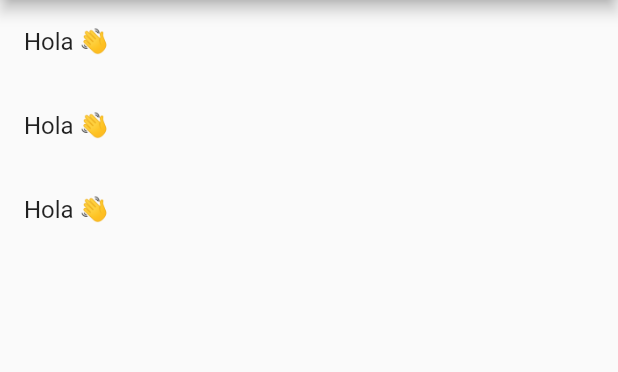
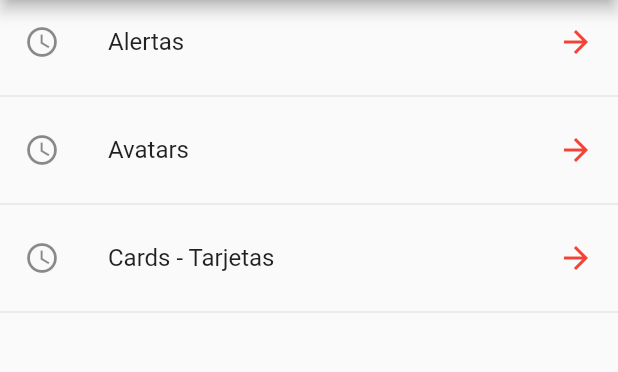
Before and after one commit to JHORJE18/Flutter_Componentes, a Flutter app: the screen it shows after launch, on a phone screen of 412 x 824 dp, the part 84-456 px from its top. Run offline on Flutter 3.47's test engine with Material 2 defaults, Android fonts, the phone set to English and light mode, and no system bars.

```diff
--- a/lib/src/pages/home_page.dart
+++ b/lib/src/pages/home_page.dart
@@ -13,24 +13,30 @@ class HomePage extends StatelessWidget {
   }
 
   Widget _lista() {
-    print(menuProvider.opciones);
-
-    return ListView(
-      children: _listaItems(),
+    return FutureBuilder(
+      future: menuProvider.cargarData(),
+      builder: (BuildContext context, AsyncSnapshot<List<dynamic>> snapshot) {
+        return ListView(
+          children: _listaItems(snapshot.data),
+        );
+      },
     );
   }
 
-  List<Widget> _listaItems() {
-    return [
-      ListTile(
-        title: Text('Hola 👋'),
-      ),
-      ListTile(
-        title: Text('Hola 👋'),
-      ),
-      ListTile(
-        title: Text('Hola 👋'),
-      )
-    ];
+  List<Widget> _listaItems(List<dynamic> data) {
+    final List<Widget> opciones = [];
+
+    data.forEach((element) {
+      final widgetTemp = ListTile(
+        title: Text(element['texto']),
+        leading: Icon(Icons.access_time),
+        trailing: Icon(Icons.arrow_forward, color: Colors.red),
+        onTap: () {},
+      );
+
+      opciones..add(widgetTemp)..add(Divider());
+    });
+
+    return opciones;
   }
 }
```
Also changed, not shown: lib/src/providers/menu_provider.dart (+10 -5 lines).
